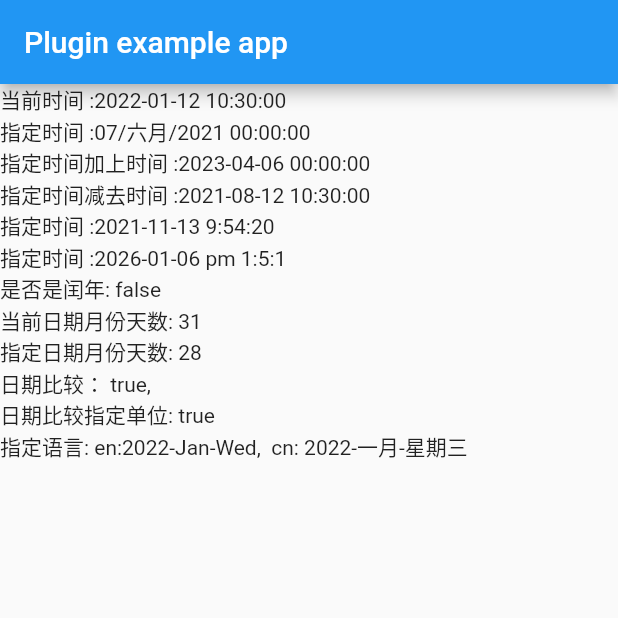
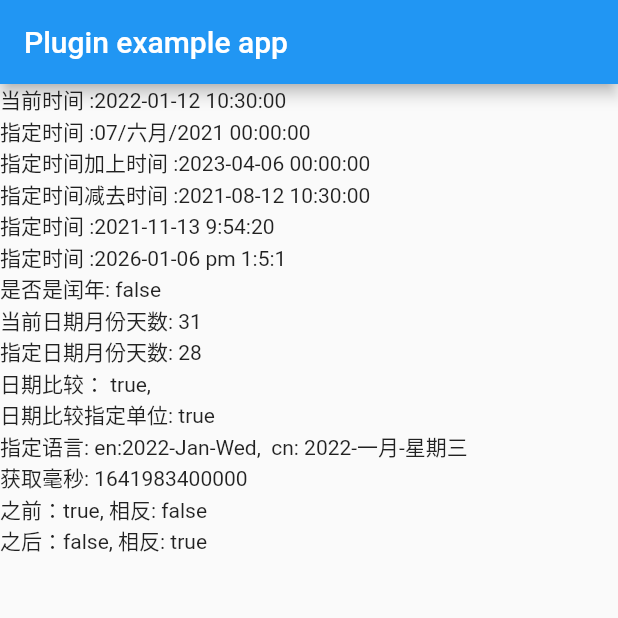
Before and after one commit to lyydhy/dayfl, a Flutter app: the screen it shows after launch, on a phone screen of 412 x 824 dp, the top half of it. Run offline on Flutter 3.47's test engine with Material 2 defaults, Android fonts, the phone set to English and light mode, and no system bars.

Commit message:
调整示例

```diff
--- a/example/lib/main.dart
+++ b/example/lib/main.dart
@@ -91,7 +91,10 @@ class _MyAppState extends State<MyApp> {
             Text(
                 "日期比较： ${Dayfl().isSame(Dayfl())}, \n日期比较指定单位: ${Dayfl().isSame(Dayfl(), DateLocationEnum.sec)}"),
             Text(
-                "指定语言: en:${Dayfl().format("YYYY-MMM-WW", 'en')},  cn: ${Dayfl().format("YYYY-MMM-WW")}")
+                "指定语言: en:${Dayfl().format("YYYY-MMM-WW", 'en')},  cn: ${Dayfl().format("YYYY-MMM-WW")}"),
+            Text("获取毫秒: ${Dayfl().valueOf}"),
+            Text("之前：${Dayfl().isBefore(Dayfl("2022-12-01"))}, 相反: ${Dayfl("2022-12-01").isBefore(Dayfl())}"),
+            Text("之后：${Dayfl().isAfter(Dayfl("2022-12-01"))}, 相反: ${Dayfl("2022-12-01").isAfter(Dayfl())}")
           ],
         ),
       ),
```
